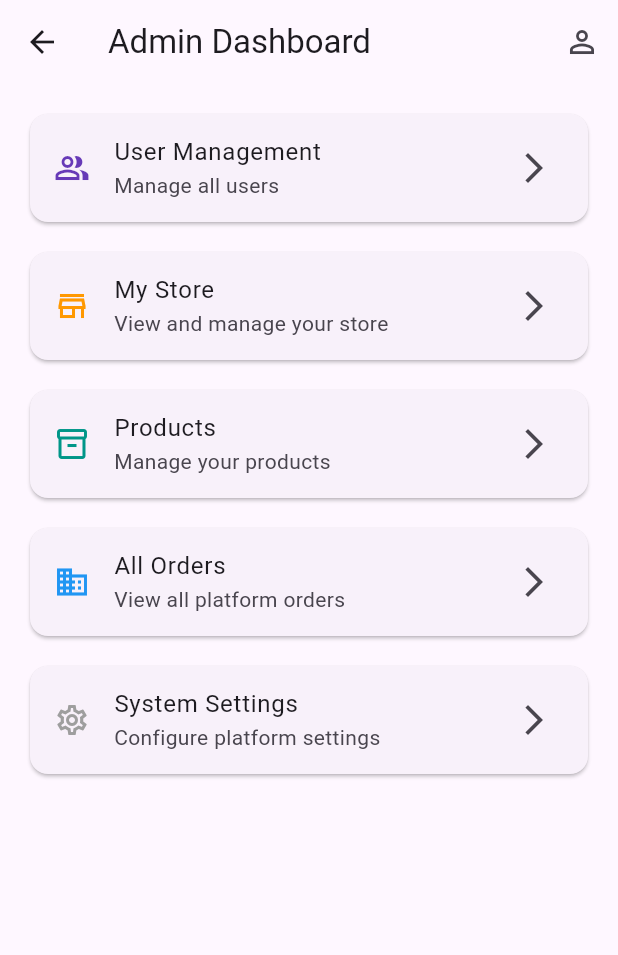
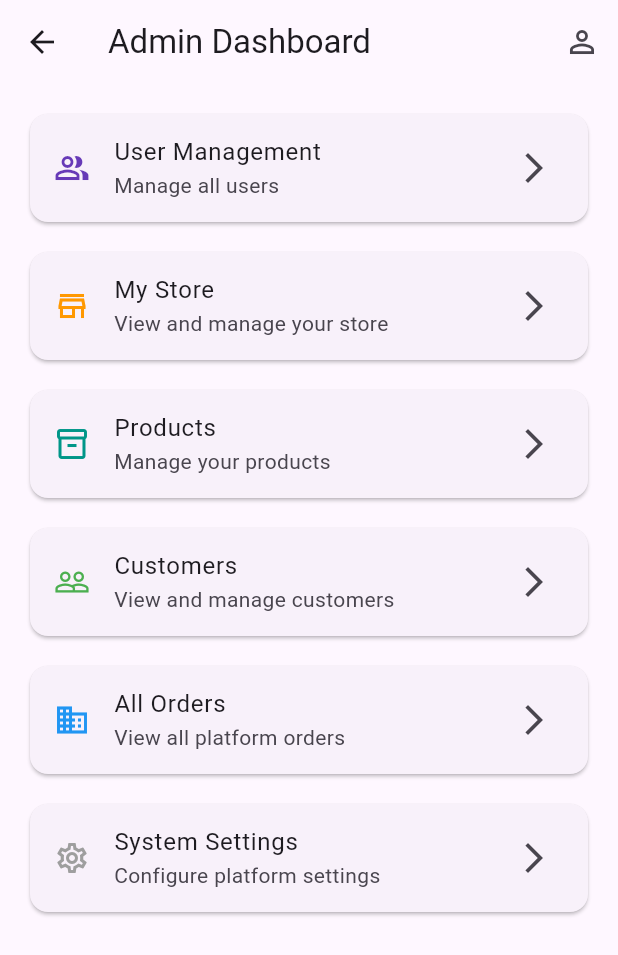
Before and after one commit to mombeh/reselio, a Flutter app: the AdminHome screen opened by its route, on a phone screen of 412 x 824 dp. Shown: the top 955 px of the screen. Run offline on Flutter 3.47's test engine with Material 3 defaults, Android fonts, the phone set to English and light mode, and no system bars; our stand-ins replace dio, shared_preferences; accounts and stored records are empty.

Commit message:
polished the customer feature

```diff
--- a/apps/mobile/lib/screens/admin_home.dart
+++ b/apps/mobile/lib/screens/admin_home.dart
@@ -76,6 +76,22 @@ class AdminHome extends StatelessWidget {
           const SizedBox(height: 12),
           Card(
             child: ListTile(
+              leading: const Icon(Icons.people_outline, color: Colors.green),
+              title: const Text('Customers'),
+              subtitle: const Text('View and manage customers'),
+              trailing: const Icon(Icons.arrow_forward_ios),
+              onTap: () {
+                Navigator.pushNamed(
+                  context,
+                  AppRouter.customerList,
+                  arguments: {'authService': authService},
+                );
+              },
+            ),
+          ),
+          const SizedBox(height: 12),
+          Card(
+            child: ListTile(
               leading: const Icon(Icons.business_outlined, color: Colors.blue),
               title: const Text('All Orders'),
               subtitle: const Text('View all platform orders'),
```
Also changed, not shown: apps/mobile/lib/screens/customer_list_screen.dart (+7 -15 lines).
